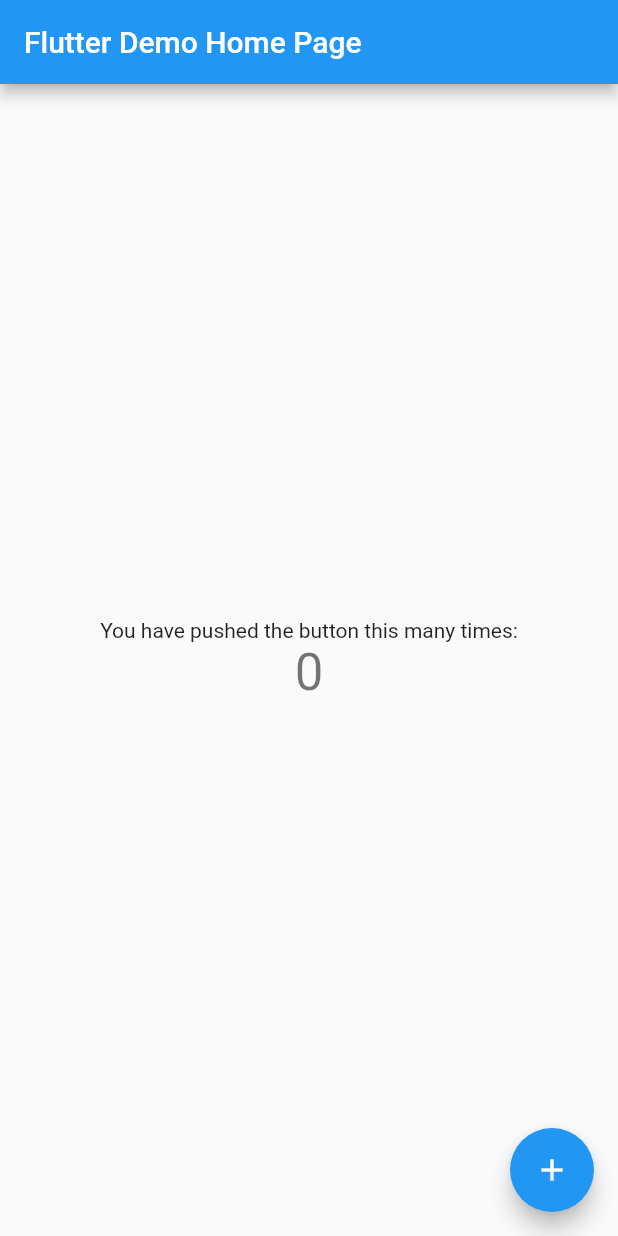
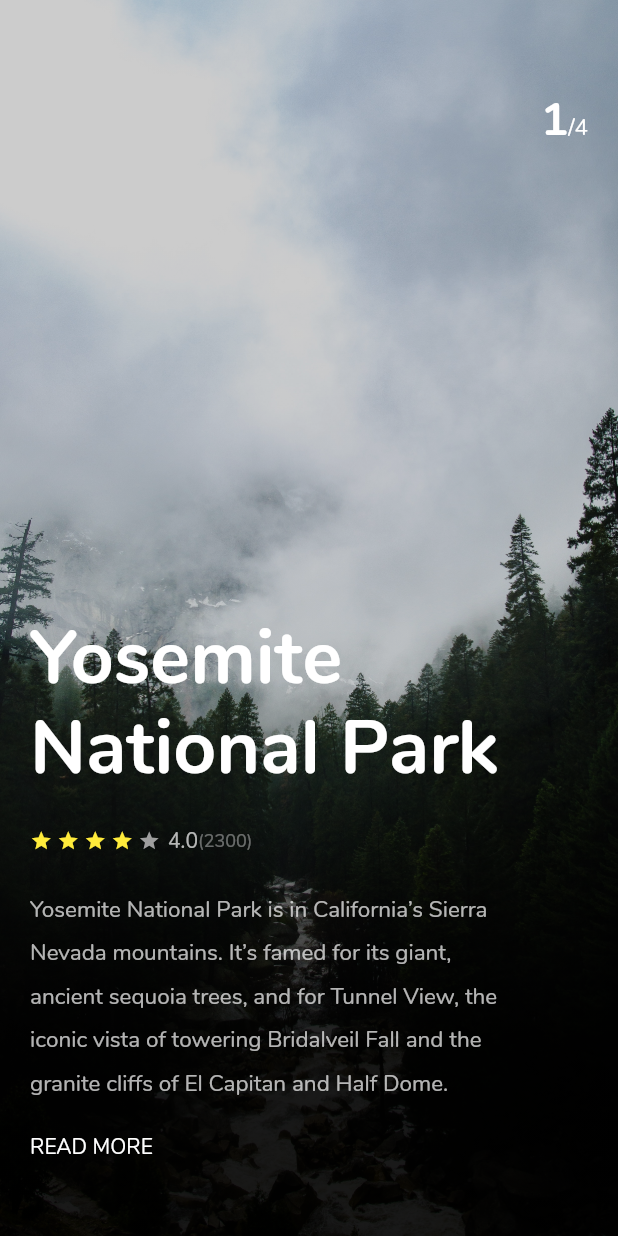
Before and after one commit to afgprogrammer/Flutter-trip-app-ui, a Flutter app: the screen it shows after launch, on a phone screen of 412 x 824 dp. Run offline on Flutter 3.47's test engine with Material 2 defaults, Android fonts, the phone set to English and light mode, and no system bars; our stand-ins replace simple_animations.

Commit message:
Make design

```diff
--- a/lib/main.dart
+++ b/lib/main.dart
@@ -1,111 +1,166 @@
+import 'package:day2_trip/FadeAnimation.dart';
 import 'package:flutter/material.dart';
 
-void main() => runApp(MyApp());
+void main() => runApp(
+  MaterialApp(
+    debugShowCheckedModeBanner: false,
+    theme: ThemeData(fontFamily: 'Nunito'),
+    home: HomePage(),
+  )
+);
 
-class MyApp extends StatelessWidget {
-  // This widget is the root of your application.
+class HomePage extends StatefulWidget {
   @override
-  Widget build(BuildContext context) {
-    return MaterialApp(
-      title: 'Flutter Demo',
-      theme: ThemeData(
-        // This is the theme of your application.
-        //
-        // Try running your application with "flutter run". You'll see the
-        // application has a blue toolbar. Then, without quitting the app, try
-        // changing the primarySwatch below to Colors.green and then invoke
-        // "hot reload" (press "r" in the console where you ran "flutter run",
-        // or simply save your changes to "hot reload" in a Flutter IDE).
-        // Notice that the counter didn't reset back to zero; the application
-        // is not restarted.
-        primarySwatch: Colors.blue,
-      ),
-      home: MyHomePage(title: 'Flutter Demo Home Page'),
-    );
-  }
+  _HomePageState createState() => _HomePageState();
 }
 
-class MyHomePage extends StatefulWidget {
-  MyHomePage({Key key, this.title}) : super(key: key);
+class _HomePageState extends State<HomePage> with SingleTickerProviderStateMixin {
+  PageController _pageController;
+  int totalPage = 4;
 
-  // This widget is the home page of your application. It is stateful, meaning
-  // that it has a State object (defined below) that contains fields that affect
-  // how it looks.
-
-  // This class is the configuration for the state. It holds the values (in this
-  // case the title) provided by the parent (in this case the App widget) and
-  // used by the build method of the State. Fields in a Widget subclass are
-  // always marked "final".
-
-  final String title;
+  void _onScroll() {
+  }
 
   @override
-  _MyHomePageState createState() => _MyHomePageState();
-}
+  void initState() {
+    _pageController = PageController(
+      initialPage: 0,
+    )..addListener(_onScroll);
 
-class _MyHomePageState extends State<MyHomePage> {
-  int _counter = 0;
+    super.initState();
+  }
 
-  void _incrementCounter() {
-    setState(() {
-      // This call to setState tells the Flutter framework that something has
-      // changed in this State, which causes it to rerun the build method below
-      // so that the display can reflect the updated values. If we changed
-      // _counter without calling setState(), then the build method would not be
-      // called again, and so nothing would appear to happen.
-      _counter++;
-    });
+  @override
+  void dispose() {
+    _pageController.dispose();
+    super.dispose();
   }
 
   @override
   Widget build(BuildContext context) {
-    // This method is rerun every time setState is called, for instance as done
-    // by the _incrementCounter method above.
-    //
-    // The Flutter framework has been optimized to make rerunning build methods
-    // fast, so that you can just rebuild anything that needs updating rather
-    // than having to individually change instances of widgets.
     return Scaffold(
-      appBar: AppBar(
-        // Here we take the value from the MyHomePage object that was created by
-        // the App.build method, and use it to set our appbar title.
-        title: Text(widget.title),
+      body: PageView(
+        controller: _pageController,
+        children: <Widget>[
+          makePage(
+            page: 1,
+            image: 'assets/images/one.jpg',
+            title: 'Yosemite National Park',
+            description: 'Yosemite National Park is in California’s Sierra Nevada mountains. It’s famed for its giant, ancient sequoia trees, and for Tunnel View, the iconic vista of towering Bridalveil Fall and the granite cliffs of El Capitan and Half Dome.'
+          ),
+          makePage(
+            page: 2,
+            image: 'assets/images/two.jpg',
+            title: 'Golden Gate Bridge',
+            description: 'The Golden Gate Bridge is a suspension bridge spanning the Golden Gate, the one-mile-wide strait connecting San Francisco Bay and the Pacific Ocean.'
+          ),
+          makePage(
+            page: 3,
+            image: 'assets/images/three.jpg',
+            title: 'Sedona',
+            description: "Sedona is regularly described as one of America's most beautiful places. Nowhere else will you find a landscape as dramatically colorful."
+          ),
+          makePage(
+            page: 4,
+            image: 'assets/images/four.jpg',
+            title: 'Savannah',
+            description: "Savannah, with its Spanish moss, Southern accents and creepy graveyards, is a lot like Charleston, South Carolina. But this city about 100 miles to the south has an eccentric streak."
+          ),
+        ],
       ),
-      body: Center(
-        // Center is a layout widget. It takes a single child and positions it
-        // in the middle of the parent.
-        child: Column(
-          // Column is also a layout widget. It takes a list of children and
-          // arranges them vertically. By default, it sizes itself to fit its
-          // children horizontally, and tries to be as tall as its parent.
-          //
-          // Invoke "debug painting" (press "p" in the console, choose the
-          // "Toggle Debug Paint" action from the Flutter Inspector in Android
-          // Studio, or the "Toggle Debug Paint" command in Visual Studio Code)
-          // to see the wireframe for each widget.
-          //
-          // Column has various properties to control how it sizes itself and
-          // how it positions its children. Here we use mainAxisAlignment to
-          // center the children vertically; the main axis here is the vertical
-          // axis because Columns are vertical (the cross axis would be
-          // horizontal).
-          mainAxisAlignment: MainAxisAlignment.center,
-          children: <Widget>[
-            Text(
-              'You have pushed the button this many times:',
-            ),
-            Text(
-              '$_counter',
-              style: Theme.of(context).textTheme.display1,
-            ),
-          ],
+    );
+  }
+
+  Widget makePage({image, title, description, page}) {
+    return Container(
+      decoration: BoxDecoration(
+        image: DecorationImage(
+          image: AssetImage(image),
+          fit: BoxFit.cover
+        )
+      ),
+      child: Container(
+        decoration: BoxDecoration(
+          gradient: LinearGradient(
+            begin: Alignment.bottomRight,
+            stops: [0.3, 0.9],
+            colors: [
+              Colors.black.withOpacity(.9),
+              Colors.black.withOpacity(.2),
+            ]
+          )
+        ),
+        child: Padding(
+          padding: EdgeInsets.all(20),
+          child: Column(
+            crossAxisAlignment: CrossAxisAlignment.start,
+            children: <Widget>[
+              SizedBox(
+                height: 40,
+              ),
+              Row(
+                mainAxisAlignment: MainAxisAlignment.end,
+                crossAxisAlignment: CrossAxisAlignment.baseline,
+                textBaseline: TextBaseline.alphabetic,
+                children: <Widget>[
+                  FadeAnimation(2, Text(page.toString(), style: TextStyle(color: Colors.white, fontSize: 30, fontWeight: FontWeight.bold),)),
+                  Text('/' + totalPage.toString(), style: TextStyle(color: Colors.white, fontSize: 15),)
+                ],
+              ),
+              Expanded(
+                child: Column(
+                  mainAxisAlignment: MainAxisAlignment.end,
+                  crossAxisAlignment: CrossAxisAlignment.start,
+                  children: <Widget>[
+                    FadeAnimation(1,
+                      Text(title, style: TextStyle(color: Colors.white, fontSize: 50, height: 1.2, fontWeight: FontWeight.bold),)
+                    ),
+                    SizedBox(
+                      height: 20,
+                    ),
+                    FadeAnimation(1.5, Row(
+                      children: <Widget>[
+                        Container(
+                          margin: EdgeInsets.only(right: 3),
+                          child: Icon(Icons.star, color: Colors.yellow, size: 15,),
+                        ),
+                        Container(
+                          margin: EdgeInsets.only(right: 3),
+                          child: Icon(Icons.star, color: Colors.yellow, size: 15,),
+                        ),
+                        Container(
+                          margin: EdgeInsets.only(right: 3),
+                          child: Icon(Icons.star, color: Colors.yellow, size: 15,),
+                        ),
+                        Container(
+                          margin: EdgeInsets.only(right: 3),
+                          child: Icon(Icons.star, color: Colors.yellow, size: 15,),
+                        ),
+                        Container(
+                          margin: EdgeInsets.only(right: 5),
+                          child: Icon(Icons.star, color: Colors.grey, size: 15,),
+                        ),
+                        Text('4.0', style: TextStyle(color: Colors.white70),),
+                        Text('(2300)', style: TextStyle(color: Colors.white38, fontSize: 12),)
+                      ],
+                    )),
+                    SizedBox(
+                      height: 20,
+                    ),
+                    FadeAnimation(2, Padding(
+                      padding: const EdgeInsets.only(right: 50),
+                      child: Text(description, style: TextStyle(color: Colors.white.withOpacity(.7), height: 1.9, fontSize: 15),),
+                    )),
+                    SizedBox(height: 20,),
+                    FadeAnimation(2.5, Text('READ MORE', style: TextStyle(color: Colors.white),)),
+                    SizedBox(height: 30,),
+                  ],
+                ),
+              )
+            ]
+          ),
         ),
       ),
-      floatingActionButton: FloatingActionButton(
-        onPressed: _incrementCounter,
-        tooltip: 'Increment',
-        child: Icon(Icons.add),
-      ), // This trailing comma makes auto-formatting nicer for build methods.
     );
   }
 }
```
